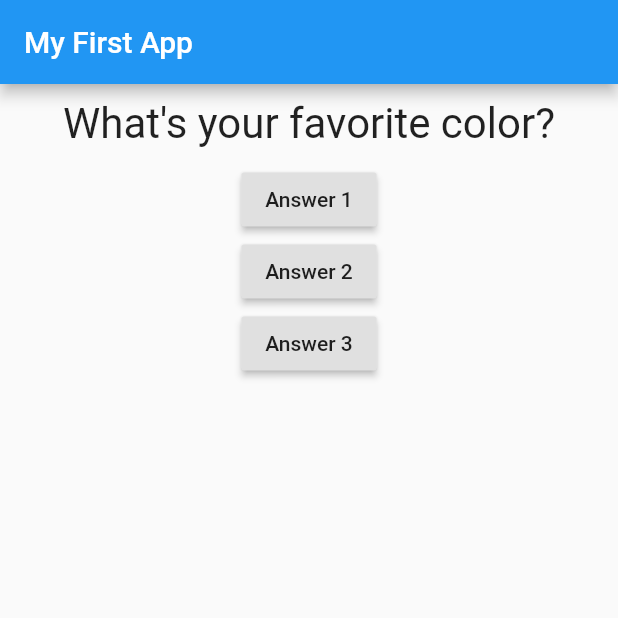
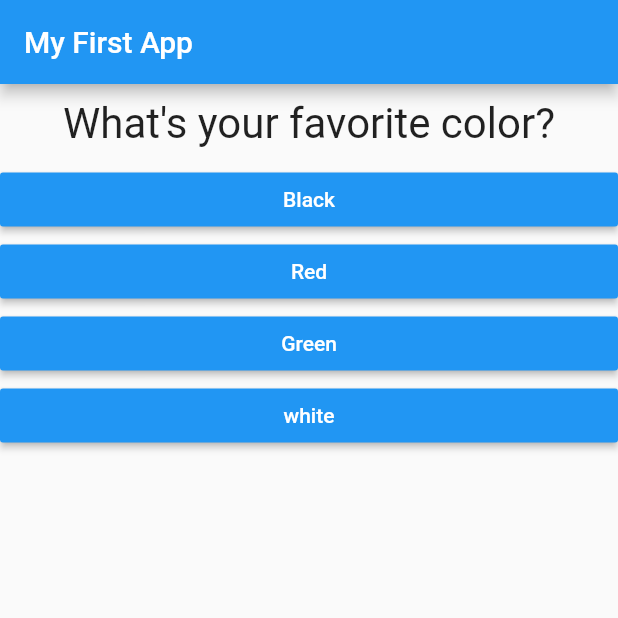
Before and after one commit to Anna-12-Mer/fultter, a Flutter app: the screen it shows after launch, on a phone screen of 412 x 824 dp, the top half of it. Run offline on Flutter 3.47's test engine with Material 2 defaults, Android fonts, the phone set to English and light mode, and no system bars.

Commit message:
done the bascis of flutter

```diff
--- /dev/null
+++ b/fluter_init/lib/answer.dart
@@ -0,0 +1,20 @@
+import 'package:flutter/material.dart';
+
+class Answer extends StatelessWidget {
+  final Function selectHandler;
+  final String answer;
+  Answer(this.selectHandler, this.answer);
+
+  @override
+  Widget build(BuildContext context) {
+    return Container(
+      width: double.infinity,
+      child: RaisedButton(
+        color: Colors.blue,
+        textColor: Colors.white,
+        child: Text(answer),
+        onPressed: selectHandler,
+      ),
+    );
+  }
+}
--- a/fluter_init/lib/main.dart
+++ b/fluter_init/lib/main.dart
@@ -1,57 +1,86 @@
+import 'package:fluter_init/result.dart';
 import 'package:flutter/material.dart';
 
 import './question.dart';
+import './answer.dart';
+import './quiz.dart';
 
 void main() => runApp(MyApp());
 
 class MyApp extends StatefulWidget {
   @override
-  State<StatefulWidget> createState(){
-    return _MyAppState ();
+  State<StatefulWidget> createState() {
+    return _MyAppState();
   }
 }
 
 //Create Widget 'evry wedget is a class in Dart language'/ based class
 
 class _MyAppState extends State<MyApp> {
+  final _questions = const [
+    {
+      'quetionText': 'What\'s your favorite color?',
+      'answers': [
+        {'text': 'Black', 'score': 10},
+        {'text': 'Red', 'score': 5},
+        {'text': 'Green', 'score': 3},
+        {'text': 'white', 'score': 1}
+      ]
+    },
+    {
+      'quetionText': 'What\'s your favorite animals?',
+      'answers': [
+        {'text': 'Rabbit', 'score': 1},
+        {'text': 'Snake', 'score': 1},
+        {'text': 'Elephant', 'score': 1},
+        {'text': 'Lion', 'score': 1}
+      ]
+    },
+    {
+      'quetionText': 'What\'s your favorite instructor?',
+      'answers': [
+        {'text': 'Max', 'score': 1},
+        {'text': 'Max', 'score': 1},
+        {'text': 'Max', 'score': 1},
+        {'text': 'Max', 'score': 1}
+      ]
+    },
+  ];
   var _questionsIndex = 0;
+  var _totaleScore = 0;
+  void _resteQuez() {
+    setState(() {
+      _questionsIndex = 0;
+      _totaleScore = 0;
+    });
+  }
 
-  void _answerQuestions() {
-    //call the buil again !
-    setState((){
+  void _answerQuestions(int score) {
+    _totaleScore += score;
+    //setState call the buil again !
+    setState(() {
       _questionsIndex = _questionsIndex + 1;
     });
     print(_questionsIndex);
+    if (_questionsIndex < _questions.length) {
+      print('We have more questions!  ');
+    }
   }
 
   @override
   Widget build(BuildContext context) {
-    var questions = [
-      'What\'s your favorite color?',
-      'What\'s your favorite animals?'
-    ];
     return MaterialApp(
       home: Scaffold(
         appBar: AppBar(
           title: Text('My First App'),
         ),
-        body: Column(
-          children: [
-            Question(questions[_questionsIndex]),
-            RaisedButton(
-              child: Text('Answer 1'),
-              onPressed: _answerQuestions,
-            ),
-            RaisedButton(
-              child: Text('Answer 2'),
-              onPressed: _answerQuestions,
-            ),
-            RaisedButton(
-              child: Text('Answer 3'),
-              onPressed: _answerQuestions,
-            )
-          ],
-        ),
+        body: _questionsIndex < _questions.length
+            ? Quiz(
+                answerQuestions: _answerQuestions,
+                questions: _questions,
+                questionsIndex: _questionsIndex,
+              )
+            : Result(_totaleScore, _resteQuez),
       ),
     );
   }
--- /dev/null
+++ b/fluter_init/lib/quiz.dart
@@ -0,0 +1,28 @@
+import 'package:flutter/material.dart';
+
+import 'answer.dart';
+import 'question.dart';
+
+class Quiz extends StatelessWidget {
+  final List<Map<String, Object>> questions;
+  final int questionsIndex;
+  final Function answerQuestions;
+
+  Quiz(
+      {@required this.questions,
+      @required this.answerQuestions,
+      @required this.questionsIndex});
+
+  @override
+  Widget build(BuildContext context) {
+    return Column(
+      children: [
+        Question(questions[questionsIndex]['quetionText']),
+        ...(questions[questionsIndex]['answers'] as List<Map<String, Object>>)
+            .map((answer) {
+          return Answer(()=> answerQuestions(answer['score']), answer['text']);
+        }).toList()
+      ],
+    );
+  }
+}
```
Also changed, not shown: fluter_init/lib/result.dart (added, +41 -0 lines).
